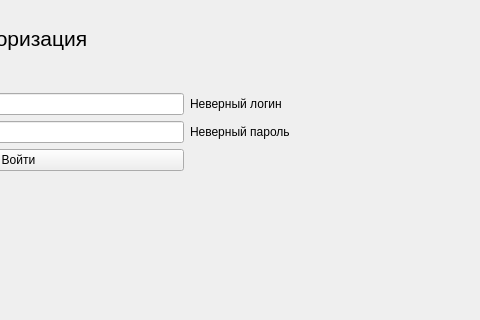
Old version of the form auth_form.ui in the repository k0swel/mpu_project; both pictures show x 551 to 1031 and y 160 to 480 of the 1198 by 592 pixel window.
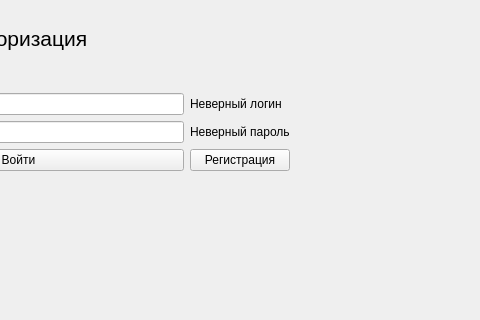
New version of the form.

Diff of the .ui file:
```diff
--- a/auth_form.ui
+++ b/auth_form.ui
@@ -93,6 +93,13 @@
       </property>
      </widget>
     </item>
+    <item row="3" column="2">
+     <widget class="QPushButton" name="pushButton_to_reg">
+      <property name="text">
+       <string>Регистрация</string>
+      </property>
+     </widget>
+    </item>
    </layout>
   </widget>
  </widget>
```
